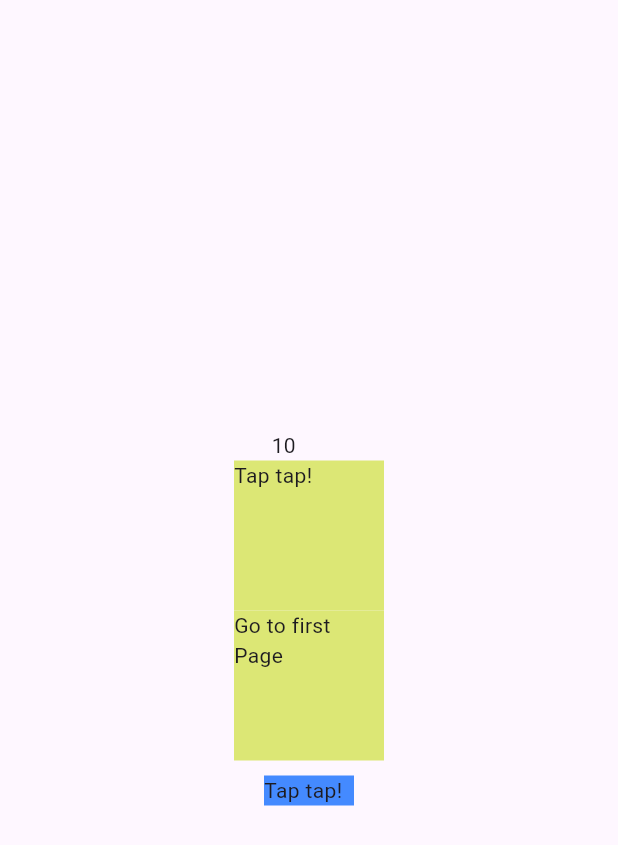
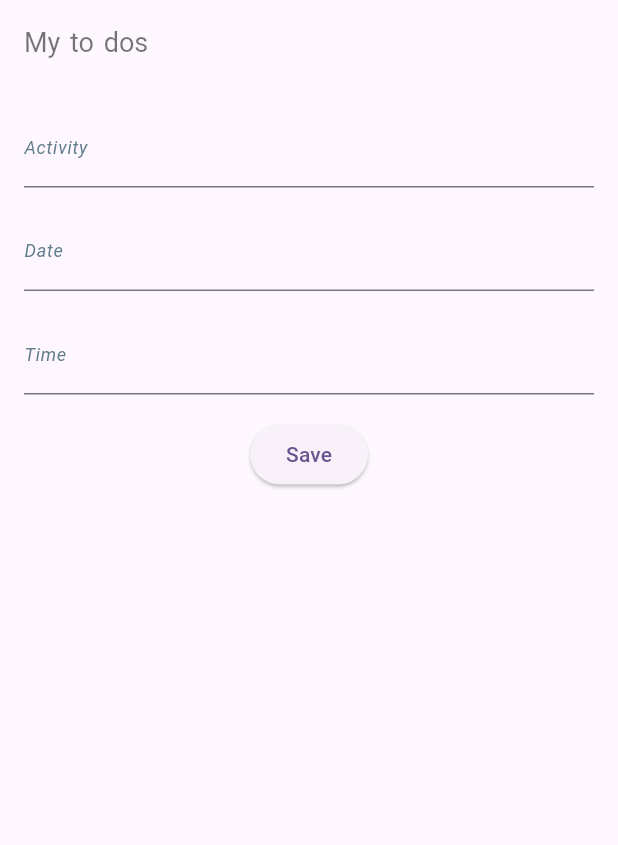
Before and after one commit to Virginia-Nyawira/state_management_tutorial, a Flutter app: the screen it shows after launch, on a phone screen of 412 x 824 dp. Shown: the top 845 px of the screen. Run offline on Flutter 3.47's test engine with Material 2 defaults, Android fonts, the phone set to English and light mode, and no system bars; our stand-ins replace bloc, connectivity_plus, flutter_bloc, get.

Commit message:
commit get simple example

```diff
--- /dev/null
+++ b/lib/GetX/Presentation/simple/simple_controller/logic.dart
@@ -0,0 +1,16 @@
+import 'package:get/get.dart';
+
+import 'state.dart';
+
+class SimpleControllerLogic extends GetxController {
+  String _activity ='';
+  String _date ='';
+  String _time ='';
+
+  List<String> activitiesList=[];
+
+  void addToList(String item){
+    activitiesList.add(item);
+  }
+  final SimpleControllerState simpleControllerState = SimpleControllerState();
+}
--- /dev/null
+++ b/lib/GetX/Presentation/simple/simple_controller/state.dart
@@ -0,0 +1,5 @@
+class SimpleControllerState {
+  SimpleControllerState() {
+    ///Initialize variables
+  }
+}
--- /dev/null
+++ b/lib/GetX/Presentation/simple/simple_prjt.dart
@@ -0,0 +1,121 @@
+///Simple ToDo app implementing GetX state management
+
+import 'package:flutter/material.dart';
+
+//title style
+TextStyle titleStyle(){
+  return const TextStyle(
+    fontSize: 18,
+    color: Colors.black54,
+    wordSpacing: 2,
+  );
+}
+//Label style
+TextStyle labelStyle(){
+  return const TextStyle(
+    fontSize: 12,
+    color: Colors.blueGrey,
+    wordSpacing: 2,
+    fontStyle: FontStyle.italic,
+  );
+}
+
+class SimpleHome extends StatefulWidget {
+  const SimpleHome({super.key});
+
+  @override
+  State<SimpleHome> createState() => _SimpleHomeState();
+}
+
+class _SimpleHomeState extends State<SimpleHome> {
+  TextEditingController _activityEditingController = TextEditingController();
+  TextEditingController _dateEditingController = TextEditingController();
+  TextEditingController _timeEditingController = TextEditingController();
+  final _formKey = GlobalKey<FormState>();
+
+  @override
+  void dispose(){
+    _activityEditingController.dispose();
+    _timeEditingController.dispose();
+    _dateEditingController.dispose();
+    super.dispose();
+  }
+  void _saveForm(){
+    if (_formKey.currentState!.validate()) {
+      // Perform save operation here
+      String activity = _activityEditingController.text;
+      String date = _dateEditingController.text;
+      String time = _timeEditingController.text;
+
+      // Print the values for demonstration
+      print('Activity: $activity');
+      print('Date: $date');
+      print('Time: $time');
+
+    }
+  }
+  @override
+  Widget build(BuildContext context) {
+    return Scaffold(
+      appBar: AppBar(
+        title:  Text("My to dos", style:  titleStyle(),),
+      ),
+      body: Padding(
+        padding: const EdgeInsets.all(16.0),
+        child: Form(
+            key: _formKey,
+            child: Column(
+          children: [
+            TextFormField(
+              controller: _activityEditingController,
+              decoration: InputDecoration(
+                labelText: "Activity",
+                labelStyle: labelStyle(),
+              ),
+              validator: (value){
+                if(value==null || value.isEmpty){
+                  return "Activity required!";
+                }
+                return null;
+              },
+            ),
+            const SizedBox(height: 16.0),
+            TextFormField(
+              controller: _dateEditingController,
+              decoration: InputDecoration(
+                labelText: "Date",
+                labelStyle: labelStyle(),
+              ),
+              validator: (value){
+                if(value==null || value.isEmpty){
+                  return "Date required!";
+                }
+                return null;
+              },
+            ),
+            const SizedBox(height: 16.0),
+            TextFormField(
+              controller: _timeEditingController,
+              decoration: InputDecoration(
+                labelText: "Time",
+                labelStyle: labelStyle(),
+              ),
+              validator: (value){
+                if(value==null || value.isEmpty){
+                  return "Time required!";
+                }
+                return null;
+              },
+            ),
+            const SizedBox(height: 16.0),
+            ElevatedButton(onPressed: (){
+              _saveForm();
+            },
+                child: const Text("Save")
+            )
+          ],
+        )),
+      )
+    );
+  }
+}
--- a/lib/main.dart
+++ b/lib/main.dart
@@ -9,6 +9,7 @@ import 'package:states/Bloc/Presentation/internet_cubit.dart';
 import 'package:states/Bloc/Presentation/second_screen.dart';
 import 'package:states/Bloc/Service/counter_cubit.dart';
 import 'package:states/GetX/Presentation/getx_first_home.dart';
+import 'package:states/GetX/Presentation/simple/simple_prjt.dart';
 import 'package:states/GetX/helper.dart';
 import 'package:states/Provider/API_Call_using_Provider/Services/provider_service.dart';
 import 'package:states/Provider/API_Call_using_Provider/home_view.dart';
@@ -149,7 +150,31 @@ import 'package:states/Provider/Views/home_view.dart';
 //   }
 // }
 
-///GetX
+///GetX Learning example
+
+// void main() {
+//   runApp(
+//       const MyApp()
+//   );
+// }
+//
+// class MyApp extends StatelessWidget {
+//   const MyApp({super.key});
+//
+//   @override
+//   Widget build(BuildContext context) {
+//     return GetMaterialApp(
+//       initialBinding: InitDep(),
+//       debugShowCheckedModeBanner: false,
+//       title: 'State management-GetX',
+//       theme: ThemeData(
+//         colorScheme: ColorScheme.fromSeed(seedColor: Colors.deepPurple),
+//         useMaterial3: true,
+//       ),
+//       home: const GetxFirstHome(),
+//     );
+//   }
+// }
 
 void main() {
   runApp(
@@ -162,15 +187,14 @@ class MyApp extends StatelessWidget {
 
   @override
   Widget build(BuildContext context) {
-    return GetMaterialApp(
-      initialBinding: InitDep(),
+    return MaterialApp(
       debugShowCheckedModeBanner: false,
       title: 'State management-GetX',
       theme: ThemeData(
         colorScheme: ColorScheme.fromSeed(seedColor: Colors.deepPurple),
         useMaterial3: true,
       ),
-      home: const GetxFirstHome(),
+      home: const SimpleHome(),
     );
   }
 }
```
Also changed, not shown: lib/GetX/Presentation/simple/simple_controller/view.dart (added, +28 -0 lines).
